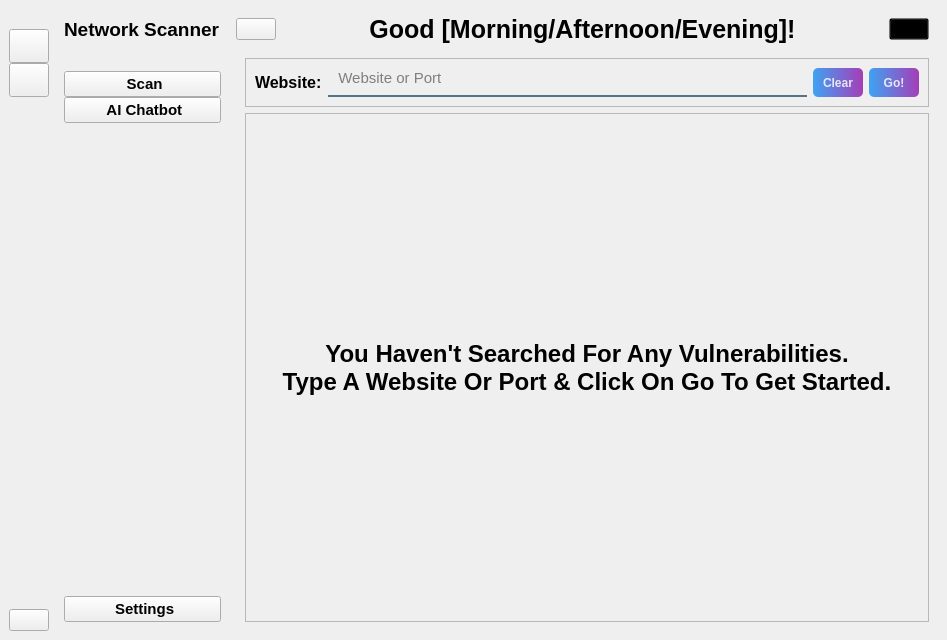
Old version of the form src/ui/main_window.ui in the repository MS-sketch/Network-Scanner.
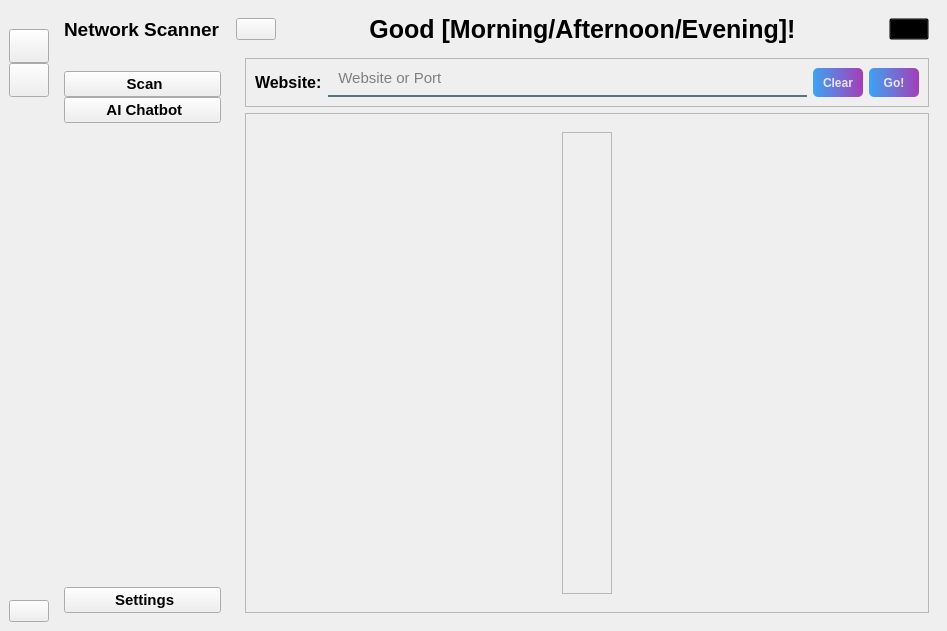
New version of the form. The open tabs and pages were chosen to show the change. Icons and pictures are not drawn.

Commit message: Merge remote-tracking branch 'origin/master'

What changed in the file:
```diff
--- a/src/ui/main_window.ui
+++ b/src/ui/main_window.ui
@@ -7,7 +7,7 @@
     <x>0</x>
     <y>0</y>
     <width>947</width>
-    <height>640</height>
+    <height>631</height>
    </rect>
   </property>
   <property name="windowTitle">
@@ -702,6 +702,52 @@
                       </item>
                      </layout>
                     </widget>
+                    <widget class="QWidget" name="loading_page">
+                     <layout class="QHBoxLayout" name="horizontalLayout_7">
+                      <item>
+                       <spacer name="horizontalSpacer_8">
+                        <property name="orientation">
+                         <enum>Qt::Orientation::Horizontal</enum>
+                        </property>
+                        <property name="sizeHint" stdset="0">
+                         <size>
+                          <width>40</width>
+                          <height>20</height>
+                         </size>
+                        </property>
+                       </spacer>
+                      </item>
+                      <item>
+                       <widget class="QFrame" name="frame_9">
+                        <property name="minimumSize">
+                         <size>
+                          <width>50</width>
+                          <height>0</height>
+                         </size>
+                        </property>
+                        <property name="frameShape">
+                         <enum>QFrame::Shape::StyledPanel</enum>
+                        </property>
+                        <property name="frameShadow">
+                         <enum>QFrame::Shadow::Raised</enum>
+                        </property>
+                       </widget>
+                      </item>
+                      <item>
+                       <spacer name="horizontalSpacer_7">
+                        <property name="orientation">
+                         <enum>Qt::Orientation::Horizontal</enum>
+                        </property>
+                        <property name="sizeHint" stdset="0">
+                         <size>
+                          <width>40</width>
+                          <height>20</height>
+                         </size>
+                        </property>
+                       </spacer>
+                      </item>
+                     </layout>
+                    </widget>
                     <widget class="QWidget" name="page_4">
                      <layout class="QVBoxLayout" name="verticalLayout_13">
                       <item>
```
Left out of the diff: 66 changed lines with no effect on the pictures. The commit also changes 2 other files.
